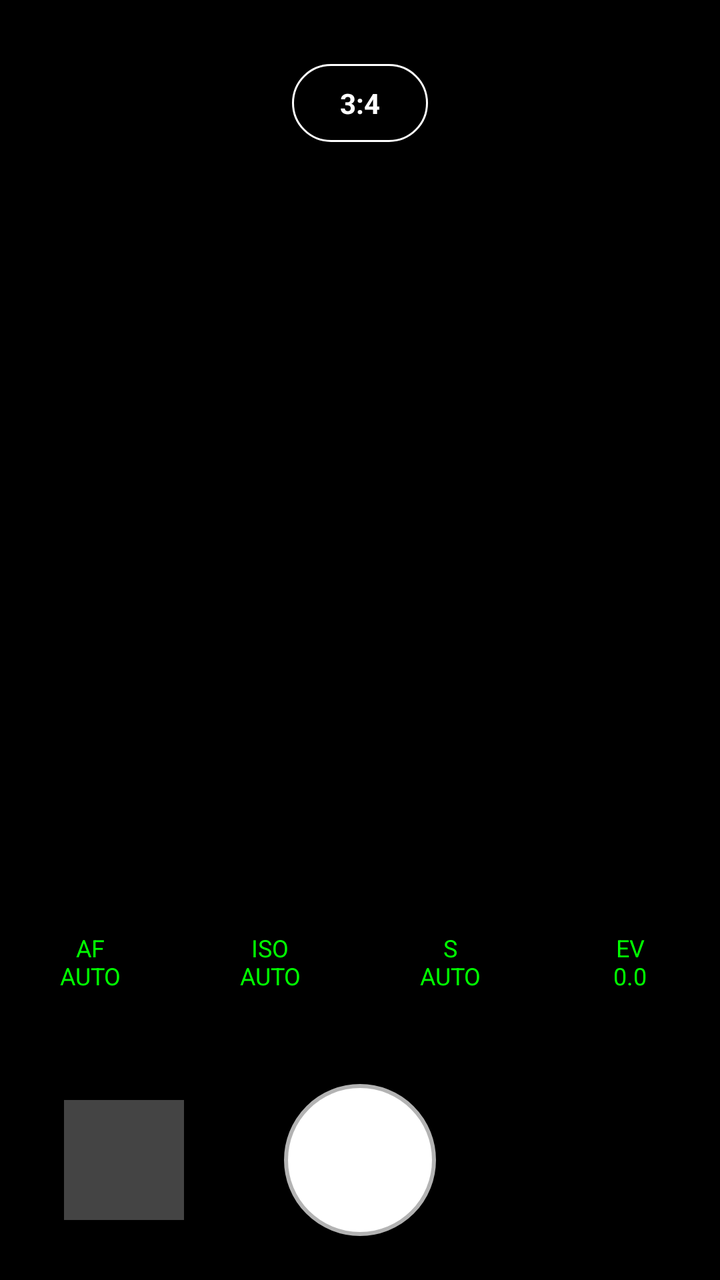
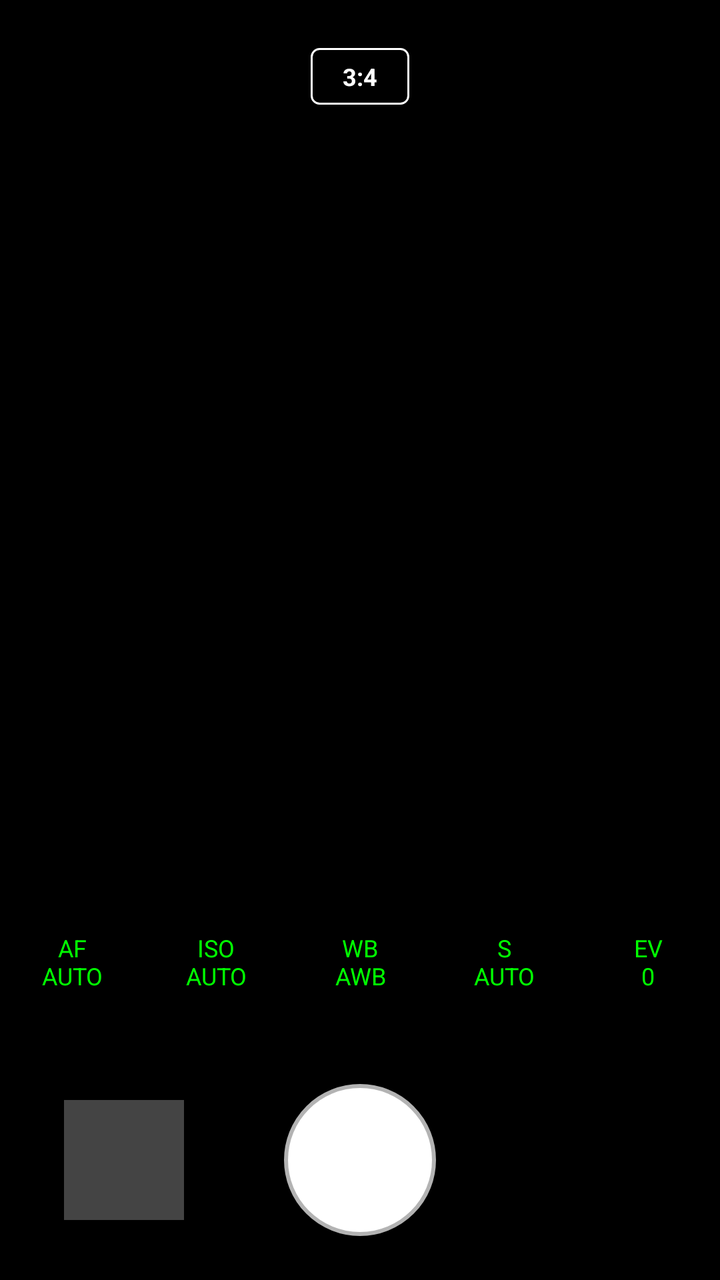

The first picture is an Android layout as it rendered before a commit; the second is the same layout after the commit. The layout source and the unified diff follow.
<!-- AndroidManifest.xml: application theme android:Theme.DeviceDefault.NoActionBar -->
<!-- res/layout/activity_main.xml -->
<?xml version="1.0" encoding="utf-8"?>
<RelativeLayout xmlns:android="http://schemas.android.com/apk/res/android"
    android:layout_width="match_parent"
    android:layout_height="match_parent"
    android:background="#000000">

    <RelativeLayout
        android:layout_width="match_parent"
        android:layout_height="match_parent"
        android:gravity="center">
        
        <TextureView
            android:id="@+id/view_finder"
            android:layout_width="match_parent"
            android:layout_height="wrap_content" />
    </RelativeLayout>

    <TextView
        android:id="@+id/btn_ratio"
        android:layout_width="wrap_content"
        android:layout_height="wrap_content"
        android:layout_alignParentTop="true"
        android:layout_centerHorizontal="true"
        android:layout_marginTop="32dp"
        android:background="@drawable/rounded_bg"
        android:paddingHorizontal="24dp"
        android:paddingVertical="10dp"
        android:text="3:4"
        android:textColor="#FFFFFF"
        android:textSize="14sp"
        android:textStyle="bold"
        android:elevation="4dp"/>

    <LinearLayout
        android:id="@+id/control_panel"
        android:layout_width="match_parent"
        android:layout_height="wrap_content"
        android:layout_above="@id/bottom_bar"
        android:orientation="vertical"
        android:background="#88000000"
        android:paddingTop="8dp">

    
        <LinearLayout
            android:id="@+id/slider_panel"
            android:layout_width="match_parent"
            android:layout_height="wrap_content"
            android:orientation="horizontal"
            android:gravity="center_vertical"
            android:visibility="gone"
            android:layout_marginHorizontal="8dp"
            android:layout_marginBottom="12dp"
            android:paddingHorizontal="16dp"
            android:paddingVertical="12dp">

            <TextView
                android:id="@+id/btn_auto_toggle"
                android:layout_width="wrap_content"
                android:layout_height="wrap_content"
                android:textColor="#00FF00"
                android:textStyle="bold"
                android:textSize="14sp"
                android:padding="8dp"
                android:text="AUTO"/>

            <SeekBar
                android:id="@+id/setting_seekbar"
                android:layout_width="0dp"
                android:layout_weight="1"
                android:layout_height="wrap_content"
                android:max="100"
                android:splitTrack="false"
                android:progressDrawable="@drawable/ruler_track"
                android:thumb="@drawable/ruler_thumb"
                android:paddingStart="16dp"
                android:paddingEnd="16dp"
                android:minHeight="32dp"
                android:maxHeight="32dp"/>
        </LinearLayout>

        
        <LinearLayout
            android:layout_width="match_parent"
            android:layout_height="wrap_content"
            android:orientation="horizontal"
            android:weightSum="4"
            android:paddingBottom="16dp">

            <TextView android:id="@+id/btn_af" android:layout_width="0dp" android:layout_height="wrap_content" android:layout_weight="1" android:text="AF\nAUTO" android:textColor="#00FF00" android:textSize="12sp" android:textAlignment="center" android:padding="8dp"/>
            <TextView android:id="@+id/btn_iso" android:layout_width="0dp" android:layout_height="wrap_content" android:layout_weight="1" android:text="ISO\nAUTO" android:textColor="#00FF00" android:textSize="12sp" android:textAlignment="center" android:padding="8dp"/>
            <TextView android:id="@+id/btn_s" android:layout_width="0dp" android:layout_height="wrap_content" android:layout_weight="1" android:text="S\nAUTO" android:textColor="#00FF00" android:textSize="12sp" android:textAlignment="center" android:padding="8dp"/>
            <TextView android:id="@+id/btn_ev" android:layout_width="0dp" android:layout_height="wrap_content" android:layout_weight="1" android:text="EV\n0.0" android:textColor="#00FF00" android:textSize="12sp" android:textAlignment="center" android:padding="8dp"/>
        </LinearLayout>
    </LinearLayout>

    <RelativeLayout
        android:id="@+id/bottom_bar"
        android:layout_width="match_parent"
        android:layout_height="120dp"
        android:layout_alignParentBottom="true"
        android:background="#FF000000">

        <ImageView
            android:id="@+id/thumbnail_view"
            android:layout_width="60dp"
            android:layout_height="60dp"
            android:layout_centerVertical="true"
            android:layout_alignParentStart="true"
            android:layout_marginStart="32dp"
            android:scaleType="centerCrop"
            android:background="#44FFFFFF"
            android:clickable="true"
            android:focusable="true" />

        <View
            android:id="@+id/btn_capture"
            android:layout_width="76dp"
            android:layout_height="76dp"
            android:layout_centerInParent="true"
            android:clickable="true"
            android:focusable="true"
            android:background="@drawable/circle_button" />
    </RelativeLayout>
</RelativeLayout>
<!-- resources referenced by this layout -->
<resources>
  <!-- drawable circle_button (drawable) -->
  <?xml version="1.0" encoding="utf-8"?>
  <selector xmlns:android="http://schemas.android.com/apk/res/android">
      <item android:state_pressed="true">
          <shape android:shape="oval">
              <solid android:color="#999999" />
              <stroke android:width="4dp" android:color="#B3FFFFFF" />
          </shape>
      </item>
      <item>
          <shape android:shape="oval">
              <solid android:color="#FFFFFF" />
              <stroke android:width="4dp" android:color="#B3FFFFFF" />
          </shape>
      </item>
  </selector>
  <!-- drawable rounded_bg (drawable) -->
  <?xml version="1.0" encoding="utf-8"?>
  <shape xmlns:android="http://schemas.android.com/apk/res/android">
      <solid android:color="#88000000" />
      <corners android:radius="20dp" />
      <stroke android:width="1dp" android:color="#FFFFFF" />
  </shape>
  <!-- drawable ruler_thumb (drawable) -->
  <?xml version="1.0" encoding="utf-8"?>
  <shape xmlns:android="http://schemas.android.com/apk/res/android" android:shape="rectangle">
      <solid android:color="#00FF00" />
      <size android:width="4dp" android:height="32dp" />
      <corners android:radius="2dp" />
  </shape>
  <!-- drawable ruler_track (drawable) -->
  <?xml version="1.0" encoding="utf-8"?>
  <layer-list xmlns:android="http://schemas.android.com/apk/res/android">
      <item android:gravity="center_vertical">
          <shape android:shape="line">
              <stroke 
                  android:width="16dp" 
                  android:color="#B3FFFFFF" 
                  android:dashWidth="2dp" 
                  android:dashGap="6dp" />
          </shape>
      </item>
  </layer-list>
</resources>

<!-- the commit's change to res/layout/activity_main.xml (unified diff, before → after) -->
@@ -15,21 +15,21 @@
             android:layout_height="wrap_content" />
     </RelativeLayout>
 
+    
     <TextView
         android:id="@+id/btn_ratio"
         android:layout_width="wrap_content"
         android:layout_height="wrap_content"
         android:layout_alignParentTop="true"
         android:layout_centerHorizontal="true"
-        android:layout_marginTop="32dp"
-        android:background="@drawable/rounded_bg"
-        android:paddingHorizontal="24dp"
-        android:paddingVertical="10dp"
+        android:layout_marginTop="24dp"
+        android:background="@drawable/rect_bg"
+        android:paddingHorizontal="16dp"
+        android:paddingVertical="6dp"
         android:text="3:4"
         android:textColor="#FFFFFF"
-        android:textSize="14sp"
-        android:textStyle="bold"
-        android:elevation="4dp"/>
+        android:textSize="12sp"
+        android:textStyle="bold"/>
 
     <LinearLayout
         android:id="@+id/control_panel"
@@ -40,7 +40,6 @@
         android:background="#88000000"
         android:paddingTop="8dp">
 
-    
         <LinearLayout
             android:id="@+id/slider_panel"
             android:layout_width="match_parent"
@@ -48,9 +47,9 @@
             android:orientation="horizontal"
             android:gravity="center_vertical"
             android:visibility="gone"
-            android:layout_marginHorizontal="8dp"
+            android:layout_marginHorizontal="16dp"
             android:layout_marginBottom="12dp"
-            android:paddingHorizontal="16dp"
+            paddingHorizontal="12dp"
             android:paddingVertical="12dp">
 
             <TextView
@@ -60,7 +59,7 @@
                 android:textColor="#00FF00"
                 android:textStyle="bold"
                 android:textSize="14sp"
-                android:padding="8dp"
+                android:paddingEnd="16dp"
                 android:text="AUTO"/>
 
             <SeekBar
@@ -72,8 +71,6 @@
                 android:splitTrack="false"
                 android:progressDrawable="@drawable/ruler_track"
                 android:thumb="@drawable/ruler_thumb"
-                android:paddingStart="16dp"
-                android:paddingEnd="16dp"
                 android:minHeight="32dp"
                 android:maxHeight="32dp"/>
         </LinearLayout>
@@ -83,13 +80,14 @@
             android:layout_width="match_parent"
             android:layout_height="wrap_content"
             android:orientation="horizontal"
-            android:weightSum="4"
+            android:weightSum="5"
             android:paddingBottom="16dp">
 
             <TextView android:id="@+id/btn_af" android:layout_width="0dp" android:layout_height="wrap_content" android:layout_weight="1" android:text="AF\nAUTO" android:textColor="#00FF00" android:textSize="12sp" android:textAlignment="center" android:padding="8dp"/>
             <TextView android:id="@+id/btn_iso" android:layout_width="0dp" android:layout_height="wrap_content" android:layout_weight="1" android:text="ISO\nAUTO" android:textColor="#00FF00" android:textSize="12sp" android:textAlignment="center" android:padding="8dp"/>
+            <TextView android:id="@+id/btn_wb" android:layout_width="0dp" android:layout_height="wrap_content" android:layout_weight="1" android:text="WB\nAWB" android:textColor="#00FF00" android:textSize="12sp" android:textAlignment="center" android:padding="8dp"/>
             <TextView android:id="@+id/btn_s" android:layout_width="0dp" android:layout_height="wrap_content" android:layout_weight="1" android:text="S\nAUTO" android:textColor="#00FF00" android:textSize="12sp" android:textAlignment="center" android:padding="8dp"/>
-            <TextView android:id="@+id/btn_ev" android:layout_width="0dp" android:layout_height="wrap_content" android:layout_weight="1" android:text="EV\n0.0" android:textColor="#00FF00" android:textSize="12sp" android:textAlignment="center" android:padding="8dp"/>
+            <TextView android:id="@+id/btn_ev" android:layout_width="0dp" android:layout_height="wrap_content" android:layout_weight="1" android:text="EV\n0" android:textColor="#00FF00" android:textSize="12sp" android:textAlignment="center" android:padding="8dp"/>
         </LinearLayout>
     </LinearLayout>
 
<!-- resource entries referenced after the edit -->
@@ -16,11 +16,11 @@
           </shape>
       </item>
   </selector>
-  <!-- drawable rounded_bg (drawable) -->
+  <!-- drawable rect_bg (drawable) -->
   <?xml version="1.0" encoding="utf-8"?>
-  <shape xmlns:android="http://schemas.android.com/apk/res/android">
+  <shape xmlns:android="http://schemas.android.com/apk/res/android" android:shape="rectangle">
       <solid android:color="#88000000" />
-      <corners android:radius="20dp" />
+      <corners android:radius="4dp" />
       <stroke android:width="1dp" android:color="#FFFFFF" />
   </shape>
   <!-- drawable ruler_thumb (drawable) -->
